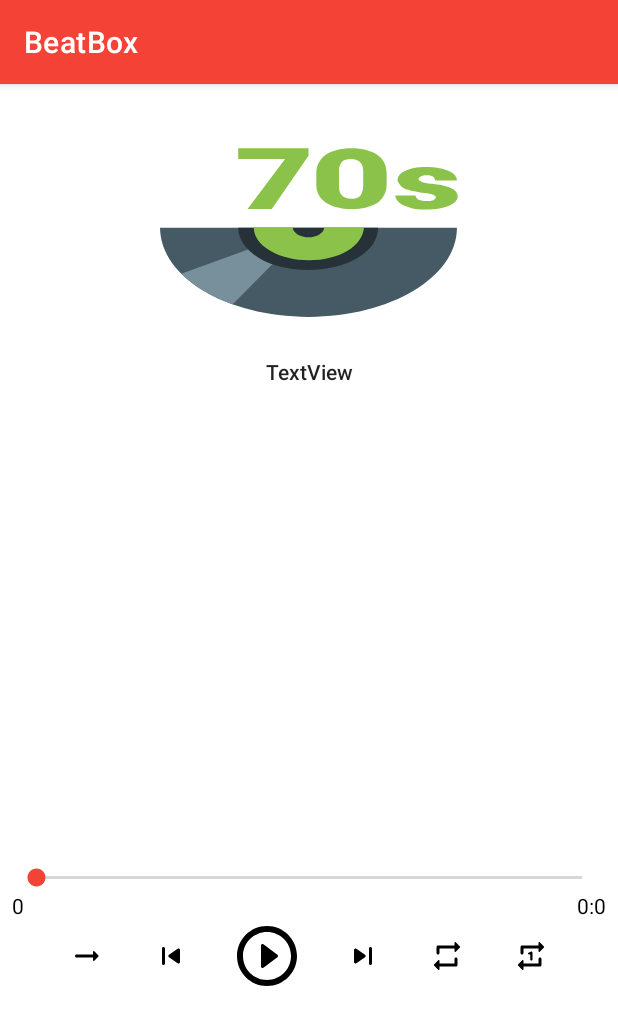
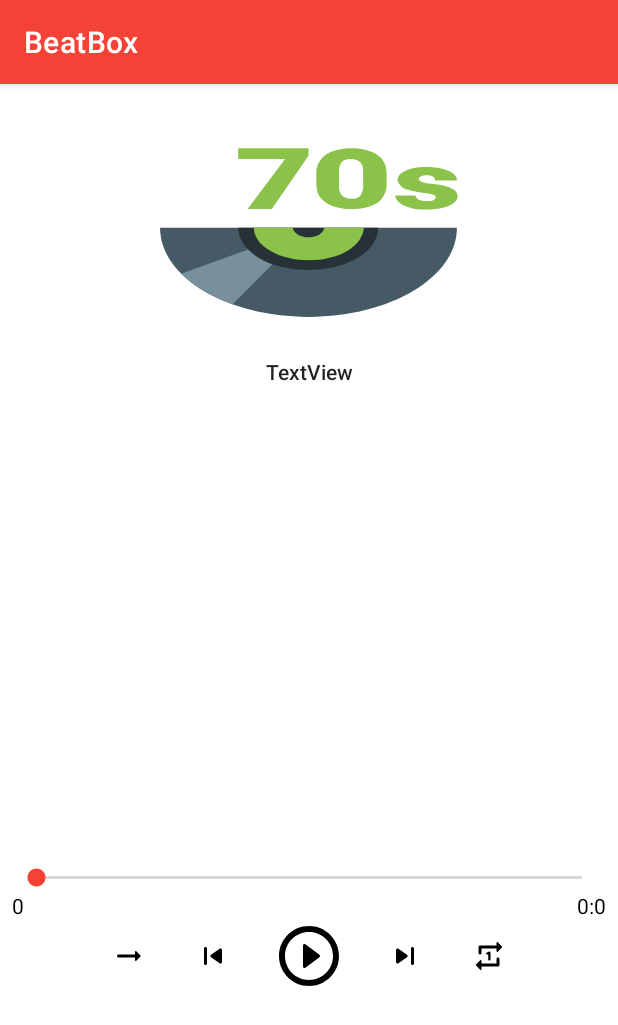
Before and after one commit to SanaNazariNezhad/BeatBox, an Android app: the BeatBoxDetailFragment screen opened directly, with no data from a screen before it, on a phone screen of 412 x 824 dp. Shown: the top 1025 px of the screen. Run offline under Robolectric (Android 15) with nearby library versions, the phone set to English and light mode, and no system bars; 11 statements that could not run were skipped.

Commit message:
repeat one and repeat all:   a. set repeat button for both of them.

```diff
--- a/app/src/main/java/org/maktab/beatbox/controller/fragment/BeatBoxDetailFragment.java
+++ b/app/src/main/java/org/maktab/beatbox/controller/fragment/BeatBoxDetailFragment.java
@@ -41,10 +41,12 @@ public class BeatBoxDetailFragment extends Fragment {
     private MutableLiveData<Boolean> mLiveDataRepeatAll;
     private SeekBar mSeekBar;
     private TextView mTextViewTime, mTextViewTotalTime;
-    private ImageButton mImageButton_next, mImageButton_prev, mImageButton_playing, mImageButtonRepeatOne,
-            mImageButtonRepeatAll;
+    private ImageButton mImageButton_next, mImageButton_prev, mImageButton_playing,
+            mImageButtonRepeat;
     private boolean mIsMusicPlaying;
     private boolean mIsRepeatAll;
+    private static boolean  mWhichButton;
+    private String mStringRepeatState;
 
     public BeatBoxDetailFragment() {
         // Required empty public constructor
@@ -77,6 +79,7 @@ public class BeatBoxDetailFragment extends Fragment {
         mSound = mRepository.getSound(mSoundId);
         mSounds = mRepository.getSounds();
         mIsMusicPlaying = mRepository.isMusicPlaying();
+        mWhichButton = mRepository.isRepeat();
         mLiveDataTime = new MutableLiveData<>();
         mLiveDataRepeatAll = mRepository.getLiveDataIsPlaying();
     }
@@ -126,18 +129,21 @@ public class BeatBoxDetailFragment extends Fragment {
                 initView();
             }
         });
-        mImageButtonRepeatOne.setOnClickListener(new View.OnClickListener() {
+        mImageButtonRepeat.setOnClickListener(new View.OnClickListener() {
             @Override
             public void onClick(View view) {
-                mRepository.repeatOne(mRepository.getSound(mSoundId));
-                initView();
-            }
-        });
-        mImageButtonRepeatAll.setOnClickListener(new View.OnClickListener() {
-            @Override
-            public void onClick(View view) {
-                mIsRepeatAll = mRepository.isRepeatAll();
-                mRepository.setRepeatAll(!mIsRepeatAll);
+                mRepository.setRepeat(!mWhichButton);
+                mWhichButton = mRepository.isRepeat();
+                if (mWhichButton) {
+                    mIsRepeatAll = mRepository.isRepeatAll();
+                    mRepository.setRepeatAll(!mIsRepeatAll);
+                }
+                else if (!mWhichButton){
+                    mRepository.repeatOne(mRepository.getSound(mSoundId));
+                    mIsRepeatAll = mRepository.isRepeatAll();
+                    mRepository.setRepeatAll(!mIsRepeatAll);
+                    initView();
+                }
             }
         });
     }
@@ -160,6 +166,11 @@ public class BeatBoxDetailFragment extends Fragment {
         else
             mImageButton_playing.setImageDrawable(getResources().getDrawable(R.drawable.ic_play_circle_outline));
 
+        if (mWhichButton)
+            mImageButtonRepeat.setImageDrawable(getResources().getDrawable(R.drawable.ic_repeat));
+        else
+            mImageButtonRepeat.setImageDrawable(getResources().getDrawable(R.drawable.ic_repeat_one));
+
     }
 
     private void findViews(View view) {
@@ -171,8 +182,7 @@ public class BeatBoxDetailFragment extends Fragment {
         mImageButton_next = view.findViewById(R.id.imageBtn_next);
         mImageButton_prev = view.findViewById(R.id.imageBtn_previous);
         mImageButton_playing = view.findViewById(R.id.imageBtn_play);
-        mImageButtonRepeatOne = view.findViewById(R.id.imageBtn_repeat_one);
-        mImageButtonRepeatAll = view.findViewById(R.id.imageBtn_repeat_all);
+        mImageButtonRepeat = view.findViewById(R.id.imageBtn_repeat);
     }
 
     private void setLiveDataObservers() {
@@ -182,11 +192,22 @@ public class BeatBoxDetailFragment extends Fragment {
                 mTextViewTime.setText(time);
                 if (time.equals(mTextViewTotalTime.getText().toString()))
                     mLiveDataRepeatAll.postValue(false);
+
+                if (mWhichButton) {
+                    mImageButtonRepeat.setImageDrawable(getResources().getDrawable(R.drawable.ic_repeat));
+                    mStringRepeatState = "All";
+                }
+                else {
+                    mImageButtonRepeat.setImageDrawable(getResources().getDrawable(R.drawable.ic_repeat_one));
+                    mStringRepeatState = "One";
+                }
             }
+
         });
         mLiveDataRepeatAll.observe(this, new Observer<Boolean>() {
             @Override
             public void onChanged(Boolean isPlaying) {
+
                 if (!isPlaying && mRepository.isRepeatAll()){
                     mRepository.nextSound(mSound);
                     mSound = mRepository.getPlayingSound();
--- a/app/src/main/java/org/maktab/beatbox/repository/BeatBoxRepository.java
+++ b/app/src/main/java/org/maktab/beatbox/repository/BeatBoxRepository.java
@@ -35,11 +35,20 @@ public class BeatBoxRepository {
     private boolean isMusicPlaying;
     private boolean isRepeatOne;
     private boolean isRepeatAll;
+    private boolean isRepeat;
 
+    public boolean isRepeat() {
+        return isRepeat;
+    }
+
+    public void setRepeat(boolean repeat) {
+        isRepeat = repeat;
+    }
 
     public boolean isRepeatOne() {
         return isRepeatOne;
     }
+
 
     public MutableLiveData<Boolean> getLiveDataIsPlaying() {
         return mLiveDataIsPlaying;
@@ -86,6 +95,7 @@ public class BeatBoxRepository {
         isMusicPlaying = false;
         isRepeatOne = false;
         isRepeatAll = false;
+        isRepeat = false;
     }
 
     //it runs on constructor at the start of repository
--- a/app/src/main/res/layout/fragment_beat_box_detail.xml
+++ b/app/src/main/res/layout/fragment_beat_box_detail.xml
@@ -146,20 +146,13 @@
                     android:src="@drawable/ic_skip_next" />
 
                 <ImageButton
-                    android:id="@+id/imageBtn_repeat_all"
+                    android:id="@+id/imageBtn_repeat"
                     android:layout_width="wrap_content"
                     android:layout_height="wrap_content"
                     style="@style/Widget.AppCompat.ActionButton.CloseMode"
                     android:visibility="visible"
                     android:src="@drawable/ic_repeat" />
 
-                <ImageButton
-                    android:id="@+id/imageBtn_repeat_one"
-                    android:layout_width="wrap_content"
-                    android:layout_height="wrap_content"
-                    style="@style/Widget.AppCompat.ActionButton.CloseMode"
-                    android:src="@drawable/ic_repeat_one"
-                    android:visibility="visible"/>
             </LinearLayout>
         </LinearLayout>
     </LinearLayout>
```
